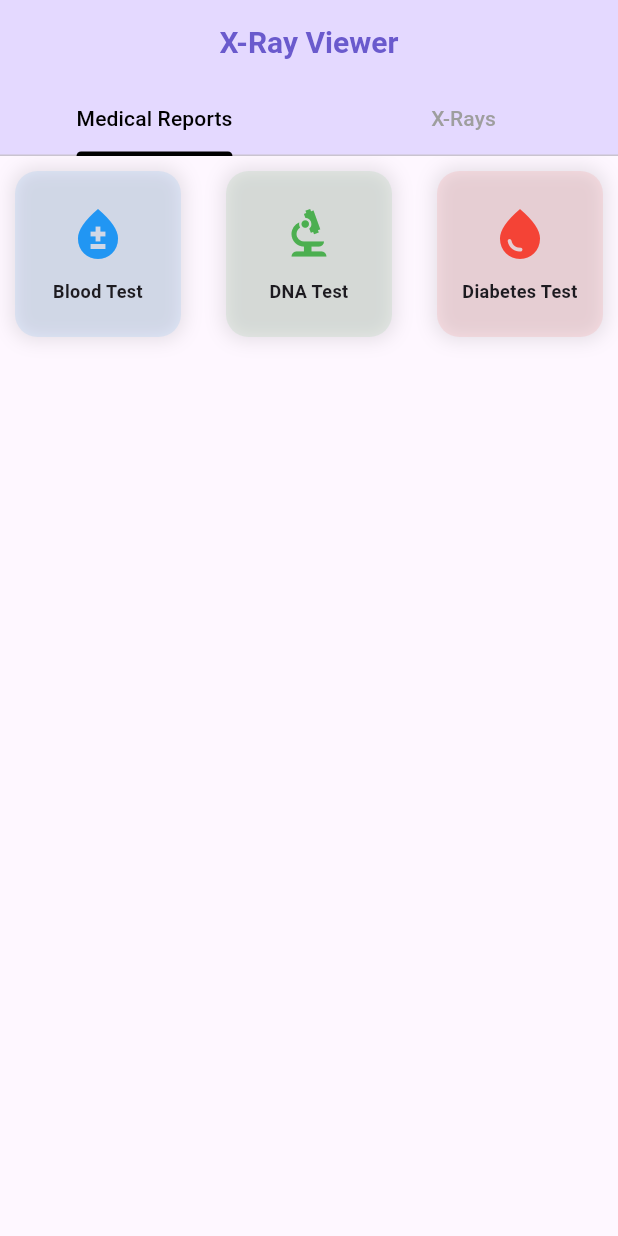
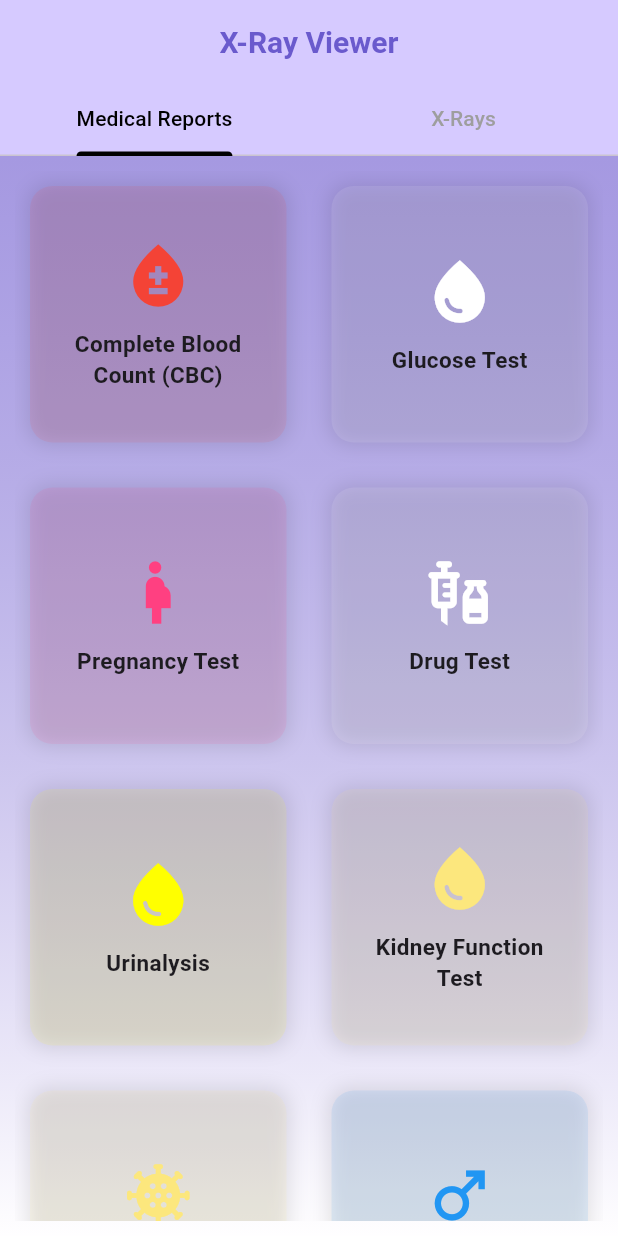
Before and after one commit to beroberoro/project, a Flutter app: the screen it shows after launch, on a phone screen of 412 x 824 dp. Run offline on Flutter 3.47's test engine with Material 3 defaults, Android fonts, the phone set to English and light mode, and no system bars.

Commit message:
Second version from the project.

```diff
--- a/lib/main.dart
+++ b/lib/main.dart
@@ -16,7 +16,7 @@ class MyApp extends StatelessWidget {
         child: Scaffold(
           appBar: AppBar(
             elevation: 0,
-            backgroundColor: const Color(0xFF7B61FF).withOpacity(0.2),
+            backgroundColor: const Color(0xFF7B61FF).withOpacity(0.3), // جعل الشفافية أعلى قليلاً
             centerTitle: true,
             title: const Text(
               "X-Ray Viewer",
@@ -36,31 +36,75 @@ class MyApp extends StatelessWidget {
               ],
             ),
           ),
-          body: TabBarView(
+          body: Container(
+            // ✅ إضافة تدرج لوني من اللون الأزرق إلى الأبيض
+            decoration: BoxDecoration(
+              gradient: LinearGradient(
+                begin: Alignment.topCenter, // من الأعلى
+                end: Alignment.bottomCenter, // إلى الأسفل
+                colors: [
+                  const Color(0xFF6A5ACD).withOpacity(0.6), // اللون الأزرق الفاتح مع بعض الشفافية
+                  Colors.white.withOpacity(0.9), // التدرج إلى اللون الأبيض مع الشفافية
+                ],
+              ),
+            ),
+            child: Padding(
+              padding: const EdgeInsets.all(10), // إضافة padding لعزل الحاويات
+              child: TabBarView(
                 children: [
                   // ✅ Medical Tests
                   GridView.count(
-                crossAxisCount: 3,
+                    crossAxisCount: 2,
                     crossAxisSpacing: 10,
                     mainAxisSpacing: 10,
                     children: [
-                  buildCategoryCard(Icons.bloodtype, "Blood Test", Colors.blue, context, MedicalTestPage(title: "Blood Test")),
-                  buildCategoryCard(Icons.biotech, "DNA Test", Colors.green, context, MedicalTestPage(title: "DNA Test")),
-                  buildCategoryCard(Icons.water_drop, "Diabetes Test", Colors.red, context, MedicalTestPage(title: "Diabetes Test")),
+                      buildCategoryCard(Icons.bloodtype, "Complete Blood Count (CBC)", Colors.red, context, MedicalTestPage(title: "Blood Test")),
+                      buildCategoryCard(Icons.water_drop, "Glucose Test", Colors.white, context, MedicalTestPage(title: "Diabetes Test")),
+                      buildCategoryCard(Icons.pregnant_woman, "Pregnancy Test", Colors.pinkAccent, context, MedicalTestPage(title: "DNA Test")),
+                      buildCategoryCard(Icons.vaccines, "Drug Test", Colors.white, context, MedicalTestPage(title: "Diabetes Test")),
+                      buildCategoryCard(Icons.water_drop, "Urinalysis", Colors.yellowAccent , context, MedicalTestPage(title: "Diabetes Test")),
+                      buildCategoryCard(Icons.water_drop, "Kidney Function Test", Color(0xFFFCE77D), context, MedicalTestPage(title: "Diabetes Test")),
+                      buildCategoryCard(Icons.coronavirus , "Urine Culture", Color(0xFFFCE77D), context, MedicalTestPage(title: "Diabetes Test")),
+                      buildCategoryCard(Icons.male , "Testosterone Test", Colors.blue , context, MedicalTestPage(title: "Diabetes Test")),
+                      buildCategoryCard(Icons.female , "Estrogen Test", Colors.pinkAccent , context, MedicalTestPage(title: "Diabetes Test")),
+                      buildCategoryCard(Icons.emoji_objects, "Cortisol Test", Colors.deepOrange , context, MedicalTestPage(title: "Diabetes Test")),
+                      buildCategoryCard(Icons.coronavirus, "COVID-19 Test", Colors.redAccent , context, MedicalTestPage(title: "Diabetes Test")),
+                      buildCategoryCard(Icons.coronavirus, "HIV Test", Colors.deepPurple , context, MedicalTestPage(title: "Diabetes Test")),
+                      buildCategoryCard(Icons.vaccines, "Hepatitis Test", Colors.greenAccent , context, MedicalTestPage(title: "Diabetes Test")),
+                      buildCategoryCard(Icons.sick, "Tuberculosis (TB) Test", Colors.brown , context, MedicalTestPage(title: "Diabetes Test")),
+                      buildCategoryCard(Icons.monitor_heart, "Cholesterol Test", Colors.orange, context, MedicalTestPage(title: "Diabetes Test")),
                     ],
                   ),
                   // ✅ X-Ray Scans
                   GridView.count(
-                crossAxisCount: 3,
+                    crossAxisCount: 2,
                     crossAxisSpacing: 10,
                     mainAxisSpacing: 10,
                     children: [
-                  buildCategoryCard(Icons.medical_services, "Bone X-Ray", Colors.purple, context, XRayPage(title: "Bone X-Ray")),
                       buildCategoryCard(Icons.favorite, "Chest X-Ray", Colors.orange, context, XRayPage(title: "Chest X-Ray")),
-                  buildCategoryCard(Icons.headset, "Brain Scan", Colors.cyan, context, XRayPage(title: "Brain Scan")),
+                      buildCategoryCard(Icons.radio, "Therapeutic X-Ray", Colors.red, context, XRayPage(title: "Therapeutic X-Ray")),
+                      buildCategoryCard(Icons.public, "Environmental X-Ray", Colors.green, context, XRayPage(title: "Environmental X-Ray")),
+                      buildCategoryCard(Icons.camera, "Fluoroscopy X-Ray", Colors.yellow, context, XRayPage(title: "Fluoroscopy X-Ray")),
+                      buildCategoryCard(Icons.local_hospital, "Mammography X-Ray", Colors.pink, context, XRayPage(title: "Mammography X-Ray")),
+                      buildCategoryCard(Icons.local_hospital, "Angiography X-Ray", Colors.orange, context, XRayPage(title: "Angiography X-Ray")),
+                      buildCategoryCard(Icons.camera_alt, "Tomography X-Ray (CT Scan)", Colors.cyan, context, XRayPage(title: "Tomography X-Ray (CT Scan)")),
+                      buildCategoryCard(Icons.access_alarm, "Digital X-Ray", Colors.teal, context, XRayPage(title: "Digital X-Ray")),
+                      buildCategoryCard(Icons.ac_unit, "Radiology X-Ray", Colors.indigo, context, XRayPage(title: "Radiology X-Ray")),
+                      buildCategoryCard(Icons.airline_seat_individual_suite, "Orthopedic X-Ray", Colors.lime, context, XRayPage(title: "Orthopedic X-Ray")),
+                      buildCategoryCard(Icons.airplanemode_active, "Chest CT X-Ray", Colors.brown, context, XRayPage(title: "Chest CT X-Ray")),
+                      buildCategoryCard(Icons.all_inbox, "Full Body X-Ray", Colors.deepPurple, context, XRayPage(title: "Full Body X-Ray")),
+                      buildCategoryCard(Icons.alarm, "Abdominal X-Ray", Colors.amber, context, XRayPage(title: "Abdominal X-Ray")),
+                      buildCategoryCard(Icons.animation, "Pelvic X-Ray", Colors.deepOrange, context, XRayPage(title: "Pelvic X-Ray")),
+                      buildCategoryCard(Icons.apps, "Skull X-Ray", Colors.greenAccent, context, XRayPage(title: "Skull X-Ray")),
+                      buildCategoryCard(Icons.backspace, "Spine X-Ray", Colors.lightGreen, context, XRayPage(title: "Spine X-Ray")),
+                      buildCategoryCard(Icons.battery_alert, "Leg X-Ray", Colors.lightBlue, context, XRayPage(title: "Leg X-Ray")),
+                      buildCategoryCard(Icons.beenhere, "Hand X-Ray", Colors.indigoAccent, context, XRayPage(title: "Hand X-Ray")),
+                      buildCategoryCard(Icons.cabin, "Foot X-Ray", Colors.pinkAccent, context, XRayPage(title: "Foot X-Ray")),
                     ],
                   ),
                 ],
+              ),
+            ),
           ),
         ),
       ),
@@ -98,12 +142,12 @@ class MyApp extends StatelessWidget {
             child: Column(
               mainAxisAlignment: MainAxisAlignment.center,
               children: [
-                Icon(icon, size: 40, color: color),
+                Icon(icon, size: 50, color: color),
                 const SizedBox(height: 10),
                 Text(
                   title,
                   textAlign: TextAlign.center,
-                  style: const TextStyle(fontSize: 12, fontWeight: FontWeight.bold),
+                  style: const TextStyle(fontSize: 15, fontWeight: FontWeight.bold),
                 ),
               ],
             ),
```
Lines whose indentation alone changed are shown as unchanged.
